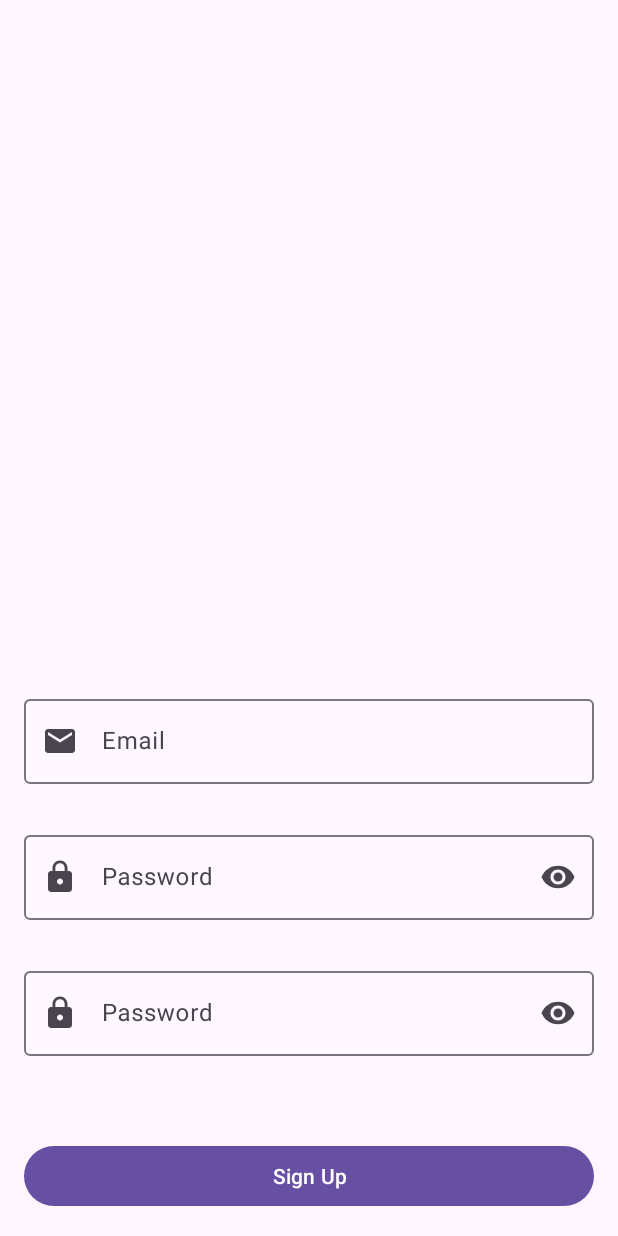
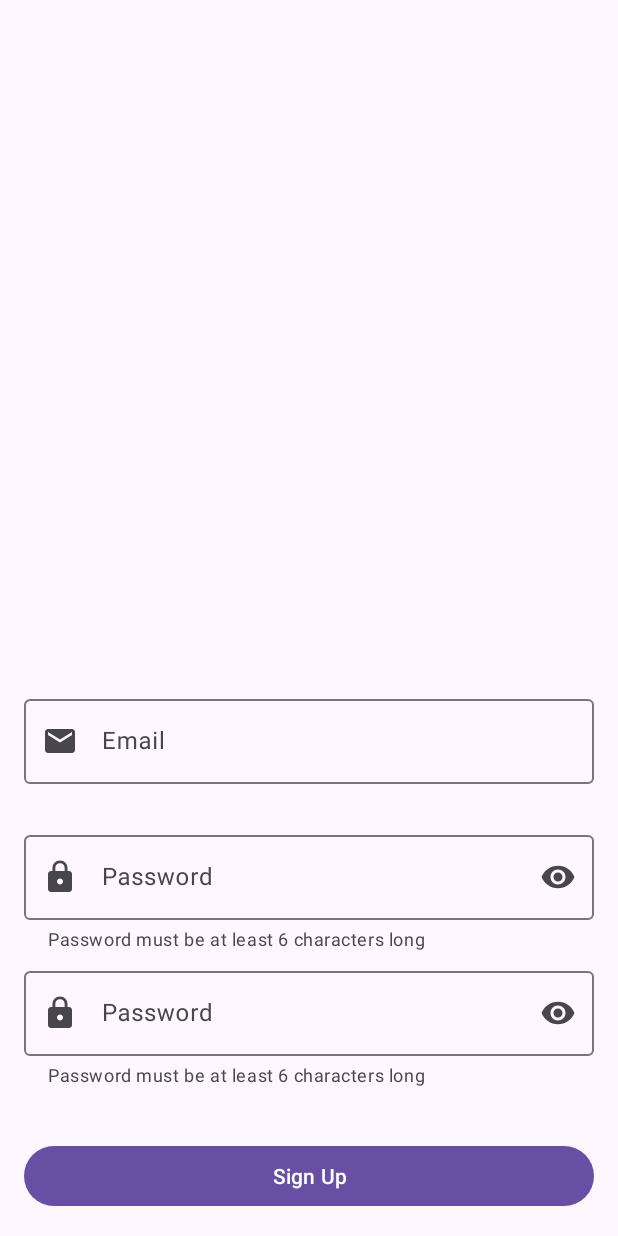
Before and after one commit to Zhigaras/Discuss, an Android app: the screen it shows after launch (MainActivity), after a tap on "Sign Up", on a phone screen of 412 x 824 dp. Run offline under Robolectric (Android 15) with nearby library versions, the phone set to English and light mode, and no system bars; our stand-ins replace Firebase (no records; nobody signed in at launch, a user with empty details on screens opened directly); 2 other taps on this screen came first.

Commit message:
small fixes

```diff
--- a/feature/login/src/main/java/com/zhigaras/login/presentation/input/AbstractInputLayout.kt
+++ b/feature/login/src/main/java/com/zhigaras/login/presentation/input/AbstractInputLayout.kt
@@ -19,7 +19,7 @@ abstract class AbstractInputLayout @JvmOverloads constructor(
 
     protected abstract fun innerIsValid(): Boolean
 
-    fun text(): String = (editText?.text ?: "").toString()
+    override fun text(): String = (editText?.text ?: "").toString()
 
     override fun addTextWatcher(textWatcher: TextWatcher) {
         editText?.addTextChangedListener(textWatcher)
@@ -59,4 +59,6 @@ interface InputValidation {
     fun isValid(): Boolean
 
     fun addTextWatcher(textWatcher: TextWatcher)
+
+    fun text(): String
 }
--- a/feature/login/src/main/java/com/zhigaras/login/presentation/input/PasswordLayout.kt
+++ b/feature/login/src/main/java/com/zhigaras/login/presentation/input/PasswordLayout.kt
@@ -3,35 +3,33 @@ package com.zhigaras.login.presentation.input
 import android.content.Context
 import android.text.TextWatcher
 import android.util.AttributeSet
-import android.view.LayoutInflater
-import android.widget.FrameLayout
+import android.widget.LinearLayout
+import android.widget.TextView
 import com.zhigaras.login.R
-import com.zhigaras.login.databinding.PasswordLayoutBinding
 
 class PasswordLayout @JvmOverloads constructor(
     context: Context,
     attrs: AttributeSet,
     defStyleAttr: Int = 0
-) : FrameLayout(context, attrs, defStyleAttr), InputValidation {
+) : LinearLayout(context, attrs, defStyleAttr), InputValidation {
 
-    private val binding = PasswordLayoutBinding.inflate(LayoutInflater.from(context))
     private val errorTextId = R.string.password_matching_error
-    private val passwordLayout = binding.inputPassword.root
-    private val confirmPasswordLayout = binding.confirmPassword.root
-    private val errorView = binding.passwordMismatchErrorView
-    private val passwordList = listOf(passwordLayout, confirmPasswordLayout)
-
-    init {
-        addView(binding.root)
-    }
+    private lateinit var errorView: TextView
+    private lateinit var passwordList: List<PasswordInput>
 
     override fun onAttachedToWindow() {
         super.onAttachedToWindow()
+        orientation = VERTICAL
+        errorView = findViewById(R.id.password_mismatch_error_view)
+        passwordList = listOf(
+            findViewById(R.id.input_password),
+            findViewById(R.id.confirm_password)
+        )
         addTextWatcher(AuthTextWatcher { errorView.text = "" })
     }
 
     override fun isValid(): Boolean {
-        val isPasswordsEquals = passwordLayout.text() == confirmPasswordLayout.text()
+        val isPasswordsEquals = passwordList.first().text() == passwordList.last().text()
         errorView.text = if (isPasswordsEquals) "" else context.getText(errorTextId)
         val passListValidation = passwordList.map { it.isValid() }
         return passListValidation.all { it } && isPasswordsEquals
@@ -41,7 +39,7 @@ class PasswordLayout @JvmOverloads constructor(
         passwordList.forEach { it.addTextWatcher(textWatcher) }
     }
 
-    fun text(): String {
-        return passwordLayout.text()
+    override fun text(): String {
+        return passwordList.first().text()
     }
 }
--- a/feature/login/src/main/java/com/zhigaras/login/presentation/signup/SignUpFragment.kt
+++ b/feature/login/src/main/java/com/zhigaras/login/presentation/signup/SignUpFragment.kt
@@ -5,6 +5,7 @@ import android.view.LayoutInflater
 import android.view.View
 import com.zhigaras.core.BaseFragment
 import com.zhigaras.login.databinding.FragmentSignUpBinding
+import com.zhigaras.login.presentation.input.InputValidation
 
 class SignUpFragment : BaseFragment<FragmentSignUpBinding, SignUpUiState>() {
 
@@ -15,15 +16,13 @@ class SignUpFragment : BaseFragment<FragmentSignUpBinding, SignUpUiState>() {
     override fun onViewCreated(view: View, savedInstanceState: Bundle?) {
         super.onViewCreated(view, savedInstanceState)
 
-        val inputList = listOf(binding.emailInputLayout.root, binding.passwordInputLayout)
+        val inputList =
+            listOf<InputValidation>(binding.emailInputLayout.root, binding.passwordInputLayout.root)
 
         binding.signUp.setOnClickListener {
             val isValid = inputList.map { it.isValid() }
             if (isValid.all { it })
-                viewModel.signUp(
-                    binding.emailInputLayout.root.text(),
-                    binding.passwordInputLayout.text()
-                )
+                viewModel.signUp(inputList.first().text(), inputList.last().text())
         }
 
         viewModel.observe(this) {
--- a/feature/login/src/main/res/layout/email_input_layout.xml
+++ b/feature/login/src/main/res/layout/email_input_layout.xml
@@ -10,7 +10,6 @@
     app:startIconDrawable="@drawable/baseline_email_24">
 
     <com.google.android.material.textfield.TextInputEditText
-        android:id="@+id/email_edittext"
         android:layout_width="match_parent"
         android:layout_height="wrap_content"
         android:inputType="textEmailAddress"
--- a/feature/login/src/main/res/layout/fragment_sign_up.xml
+++ b/feature/login/src/main/res/layout/fragment_sign_up.xml
@@ -21,10 +21,9 @@
 
             <include layout="@layout/spacer8dp" />
 
-            <com.zhigaras.login.presentation.input.PasswordLayout
+            <include
                 android:id="@+id/password_input_layout"
-                android:layout_width="match_parent"
-                android:layout_height="wrap_content" />
+                layout="@layout/password_layout" />
 
             <include layout="@layout/spacer8dp" />
 
--- a/feature/login/src/main/res/layout/password_layout.xml
+++ b/feature/login/src/main/res/layout/password_layout.xml
@@ -1,8 +1,7 @@
 <?xml version="1.0" encoding="utf-8"?>
-<LinearLayout xmlns:android="http://schemas.android.com/apk/res/android"
+<com.zhigaras.login.presentation.input.PasswordLayout xmlns:android="http://schemas.android.com/apk/res/android"
     android:layout_width="match_parent"
-    android:layout_height="wrap_content"
-    android:orientation="vertical">
+    android:layout_height="wrap_content">
 
     <include
         android:id="@+id/input_password"
@@ -21,4 +20,4 @@
         android:gravity="center"
         android:textAppearance="@style/ErrorText" />
 
-</LinearLayout>
+</com.zhigaras.login.presentation.input.PasswordLayout>
--- a/feature/login/src/main/res/layout/single_password_input_layout.xml
+++ b/feature/login/src/main/res/layout/single_password_input_layout.xml
@@ -8,6 +8,7 @@
     app:endIconDrawable="@drawable/baseline_eye_24"
     app:endIconMode="password_toggle"
     app:errorEnabled="true"
+    app:helperText="@string/password_support_text"
     app:startIconDrawable="@drawable/baseline_lock_24">
 
     <com.google.android.material.textfield.TextInputEditText
--- a/feature/login/src/main/res/values/strings.xml
+++ b/feature/login/src/main/res/values/strings.xml
@@ -1,9 +1,10 @@
 <?xml version="1.0" encoding="utf-8"?>
 <resources>
-    <string name="password_input_error">Password must be at least 6 characters long</string>
+    <string name="password_input_error">Password is invalid</string>
     <string name="email_input_error">Email is invalid</string>
     <string name="password_matching_error">Password mismatch</string>
     <string name="sign_in">Sign In</string>
+    <string name="password_support_text">Password must be at least 6 characters long</string>
     <string name="forgot_password"><u>Forgot password?</u></string>
     <string name="or">OR</string>
     <string name="continue_with_google">Continue with Google</string>
```
Also changed, not shown: 1 other file.
